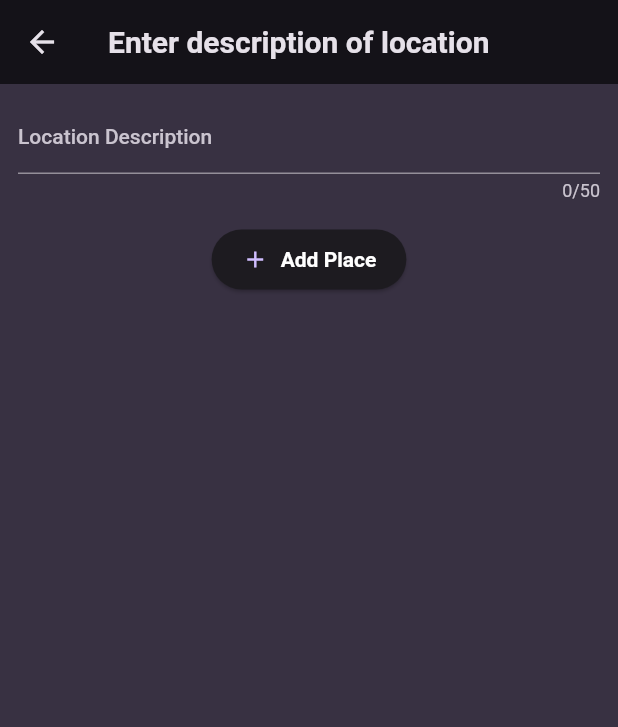
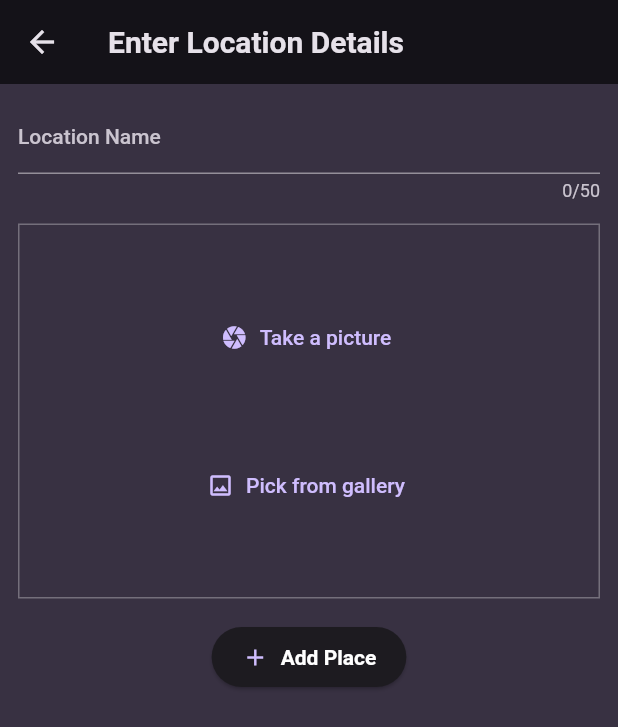
Before and after one commit to notrayo/fav-places-app, a Flutter app: the AddPlace screen opened directly, on a phone screen of 412 x 824 dp. Shown: the top 727 px of the screen. Run offline on Flutter 3.47's test engine with Material 2 defaults, Android fonts, the phone set to English and light mode, and no system bars; our stand-ins replace flutter_riverpod, google_fonts, image_picker, riverpod.

Commit message:
take image feature added

```diff
--- a/lib/Screens/add_place_form.dart
+++ b/lib/Screens/add_place_form.dart
@@ -1,5 +1,6 @@
 import 'package:favorite_places/Screens/home_screen.dart';
 import 'package:favorite_places/providers/places_provider.dart';
+import 'package:favorite_places/widgets/image_input.dart';
 import 'package:flutter/material.dart';
 import 'package:flutter_riverpod/flutter_riverpod.dart';
 
@@ -37,9 +38,10 @@ class _AddPlaceState extends ConsumerState<AddPlace> {
   Widget build(BuildContext context) {
     return Scaffold(
       appBar: AppBar(
-        title: const Text('Enter description of location'),
+        title: const Text('Enter Location Details'),
       ),
-      body: Padding(
+      body: SingleChildScrollView(
+        child: Padding(
           padding: const EdgeInsets.all(12),
           child: Form(
               key: _formKey,
@@ -49,7 +51,7 @@ class _AddPlaceState extends ConsumerState<AddPlace> {
                     controller: _locationTitleController,
                     maxLength: 50,
                     decoration: const InputDecoration(
-                    label: Text('Location Description'),
+                      label: Text('Location Name'),
                     ),
                     style: TextStyle(
                         color: Theme.of(context).colorScheme.onBackground),
@@ -66,6 +68,10 @@ class _AddPlaceState extends ConsumerState<AddPlace> {
                     //   _enteredName = value!;
                     // },
                   ),
+                  const SizedBox(
+                    height: 15,
+                  ),
+                  const ImageInput(),
                   const SizedBox(
                     height: 15,
                   ),
@@ -90,6 +96,7 @@ class _AddPlaceState extends ConsumerState<AddPlace> {
                 ],
               )),
         ),
+      ),
     );
   }
 }
--- a/lib/Screens/home_screen.dart
+++ b/lib/Screens/home_screen.dart
@@ -23,7 +23,7 @@ class HomeScreen extends ConsumerWidget {
                       ));
                 },
                 icon: const Icon(
-                  Icons.add_location_outlined,
+                  Icons.add_location_alt,
                   color: Colors.white,
                   size: 30,
                 ))
--- a/lib/main.dart
+++ b/lib/main.dart
@@ -38,6 +38,9 @@ class MyApp extends StatelessWidget {
   @override
   Widget build(BuildContext context) {
     return MaterialApp(
-        title: 'Fav Places', theme: theme, home: const HomeScreen());
+        debugShowCheckedModeBanner: false,
+        title: 'Fav Places',
+        theme: theme,
+        home: const HomeScreen());
   }
 }
--- /dev/null
+++ b/lib/widgets/image_input.dart
@@ -0,0 +1,95 @@
+import 'package:flutter/material.dart';
+import 'package:image_picker/image_picker.dart';
+import 'dart:io';
+
+class ImageInput extends StatefulWidget {
+  const ImageInput({super.key});
+
+  @override
+  State<ImageInput> createState() => _ImageInputState();
+}
+
+class _ImageInputState extends State<ImageInput> {
+  File? _selectedImage;
+
+  void _takeImage() async {
+    final imagePicker = ImagePicker();
+    final pickedImage =
+        await imagePicker.pickImage(source: ImageSource.camera, maxWidth: 300);
+
+    if (pickedImage == null) {
+      return;
+    }
+
+    setState(() {
+      _selectedImage = File(pickedImage.path);
+    });
+  }
+
+  void _pickImage() {
+    final imagePicker = ImagePicker();
+    imagePicker.pickImage(source: ImageSource.gallery);
+  }
+
+  @override
+  Widget build(BuildContext context) {
+    Widget content = Column(
+      mainAxisAlignment: MainAxisAlignment.spaceEvenly,
+      children: [
+        TextButton.icon(
+            onPressed: _takeImage,
+            icon: const Icon(Icons.camera),
+            label: const Text('Take a picture')),
+        TextButton.icon(
+            onPressed: () {},
+            icon: const Icon(Icons.image_outlined),
+            label: const Text('Pick from gallery'))
+      ],
+    );
+
+    if (_selectedImage != null) {
+      content = GestureDetector(
+        onTap: _takeImage,
+        child: Image.file(
+          _selectedImage!,
+          fit: BoxFit.cover,
+          width: double.infinity,
+          height: double.infinity,
+        ),
+      );
+    }
+
+    return Container(
+        decoration: BoxDecoration(
+            border:
+                Border.all(width: 1, color: Colors.white70.withOpacity(0.3))),
+        height: 250,
+        width: double.infinity,
+        alignment: Alignment.center,
+        child: content);
+  }
+}
+
+// class ImageGallery extends StatefulWidget {
+//   const ImageGallery({super.key});
+
+//   @override
+//   State<ImageGallery> createState() => _ImageGalleryState();
+// }
+
+// class _ImageGalleryState extends State<ImageGallery> {
+//   @override
+//   Widget build(BuildContext context) {
+//     return Container(
+//       decoration: BoxDecoration(
+//           border: Border.all(width: 1, color: Colors.white70.withOpacity(0.3))),
+//       height: 250,
+//       width: double.infinity,
+//       alignment: Alignment.center,
+//       child: TextButton.icon(
+//           onPressed: () {},
+//           icon: const Icon(Icons.add_a_photo_outlined),
+//           label: const Text('Choose Photo')),
+//     );
+//   }
+// }
--- a/pubspec.yaml
+++ b/pubspec.yaml
@@ -40,6 +40,7 @@ dependencies:
   uuid: ^3.0.7
   riverpod: ^2.3.7
   flutter_riverpod: ^2.3.7
+  image_picker: ^1.0.2
 
 dev_dependencies:
   flutter_test:
```
Also changed, not shown: pubspec.lock, 5 other files. Lines whose indentation alone changed are shown as unchanged.
